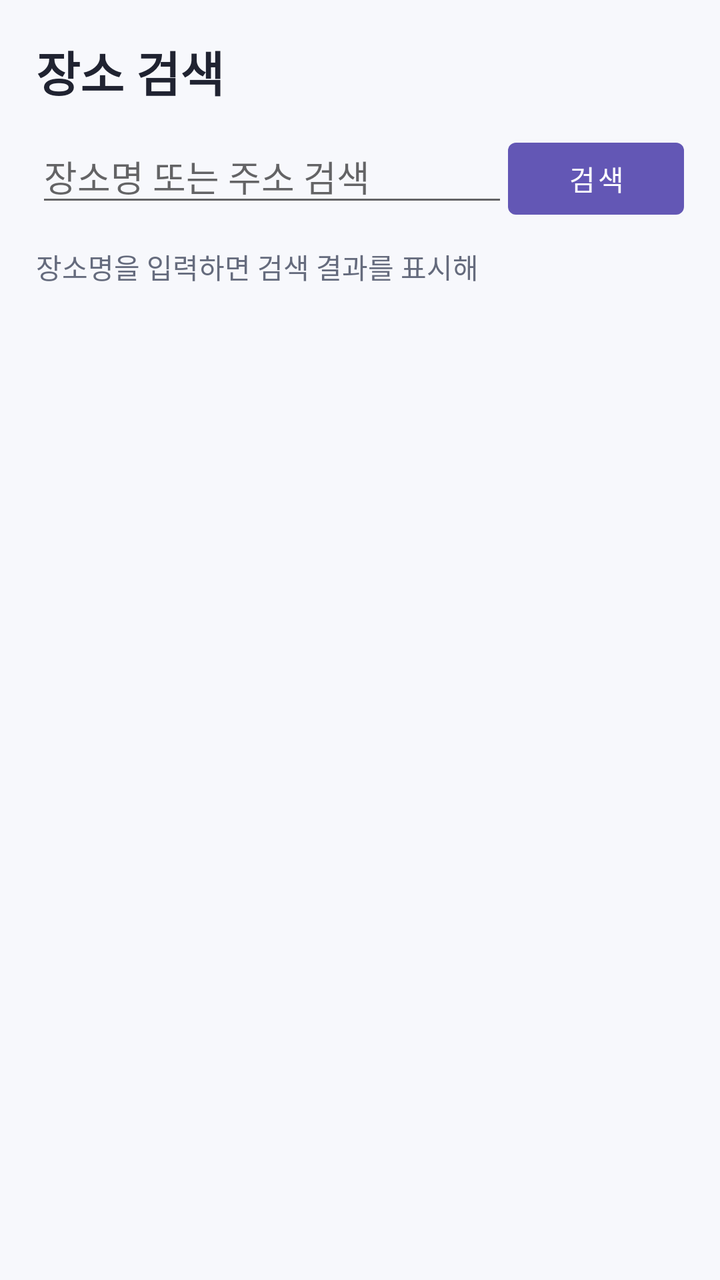
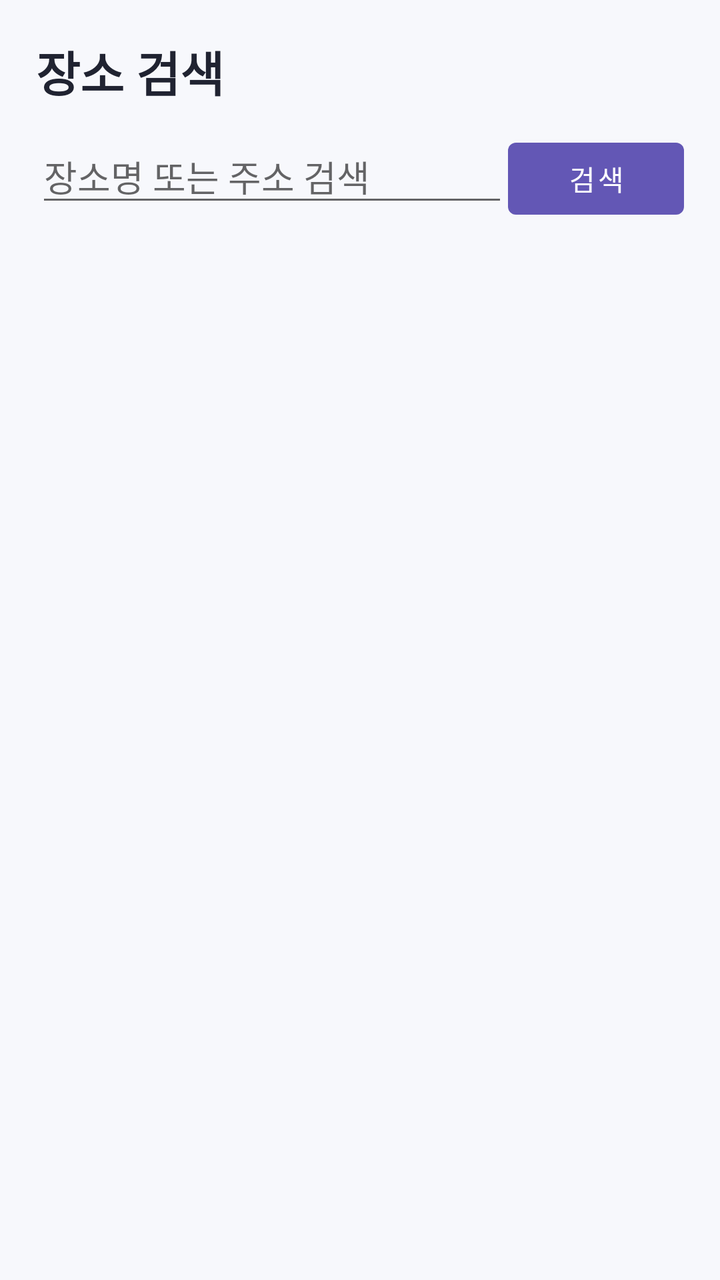

Two renders of the same Android screen: before a commit and after it. Below are the layout's source before the change and the commit's diff.
<!-- AndroidManifest.xml: application theme Theme.MyCommute -->
<!-- res/layout/activity_place_search.xml -->
<?xml version="1.0" encoding="utf-8"?>
<LinearLayout xmlns:android="http://schemas.android.com/apk/res/android"
    android:orientation="vertical" android:layout_width="match_parent" android:layout_height="match_parent"
    android:padding="18dp">
    <TextView android:layout_width="match_parent" android:layout_height="wrap_content"
        android:text="장소 검색" android:textSize="24sp" android:textStyle="bold"
        android:textColor="@color/text_primary" android:layout_marginBottom="12dp"/>
    <LinearLayout android:orientation="horizontal" android:layout_width="match_parent"
        android:layout_height="wrap_content">
        <EditText android:id="@+id/editPlaceQuery" android:layout_width="0dp"
            android:layout_weight="1" android:layout_height="wrap_content"
            android:singleLine="true" android:hint="장소명 또는 주소 검색"/>
        <com.google.android.material.button.MaterialButton android:id="@+id/btnPlaceSearch"
            android:layout_width="wrap_content" android:layout_height="wrap_content" android:text="검색"/>
    </LinearLayout>
    <TextView android:id="@+id/placeStatus" android:layout_width="match_parent"
        android:layout_height="wrap_content" android:paddingTop="10dp" android:paddingBottom="10dp"
        android:text="장소명을 입력하면 검색 결과를 표시해"
        android:textColor="@color/text_secondary"/>
    <ScrollView android:layout_width="match_parent" android:layout_height="0dp" android:layout_weight="1">
        <LinearLayout android:id="@+id/placeResults" android:orientation="vertical"
            android:layout_width="match_parent" android:layout_height="wrap_content"/>
    </ScrollView>
</LinearLayout>
<!-- resources referenced by this layout -->
<resources>
  <color name="text_primary">#202331</color>
  <color name="text_secondary">#656B7D</color>
  <style name="Theme.MyCommute" parent="Theme.MaterialComponents.DayNight.NoActionBar">
          <item name="colorPrimary">@color/primary</item>
          <item name="colorPrimaryVariant">@color/primary_dark</item>
          <item name="colorOnPrimary">@android:color/white</item>
          <item name="android:statusBarColor">@color/primary_dark</item>
          <item name="android:navigationBarColor">@color/background</item>
          <item name="android:windowBackground">@color/background</item>
          <item name="fontFamily">sans</item>
      </style>
  <color name="primary">#6357B5</color>
  <color name="primary_dark">#42368E</color>
  <color name="background">#F7F8FC</color>
</resources>

<!-- the commit's change to res/layout/activity_place_search.xml (unified diff, before → after) -->
@@ -15,7 +15,7 @@
     </LinearLayout>
     <TextView android:id="@+id/placeStatus" android:layout_width="match_parent"
         android:layout_height="wrap_content" android:paddingTop="10dp" android:paddingBottom="10dp"
-        android:text="장소명을 입력하면 검색 결과를 표시해"
+        android:text="" android:visibility="gone"
         android:textColor="@color/text_secondary"/>
     <ScrollView android:layout_width="match_parent" android:layout_height="0dp" android:layout_weight="1">
         <LinearLayout android:id="@+id/placeResults" android:orientation="vertical"
